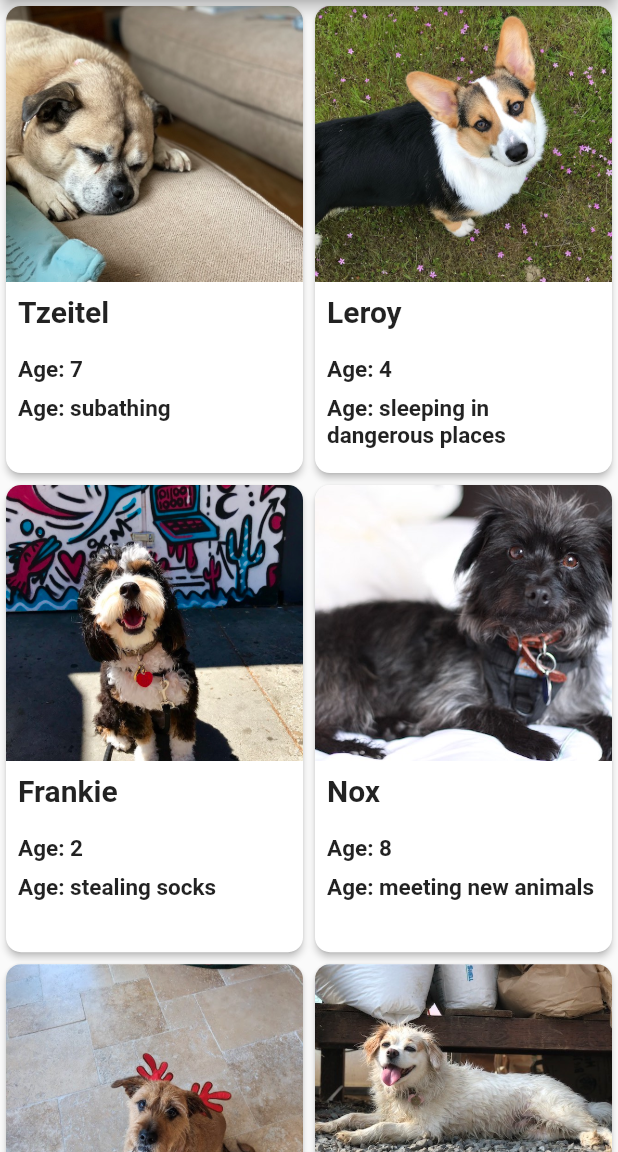
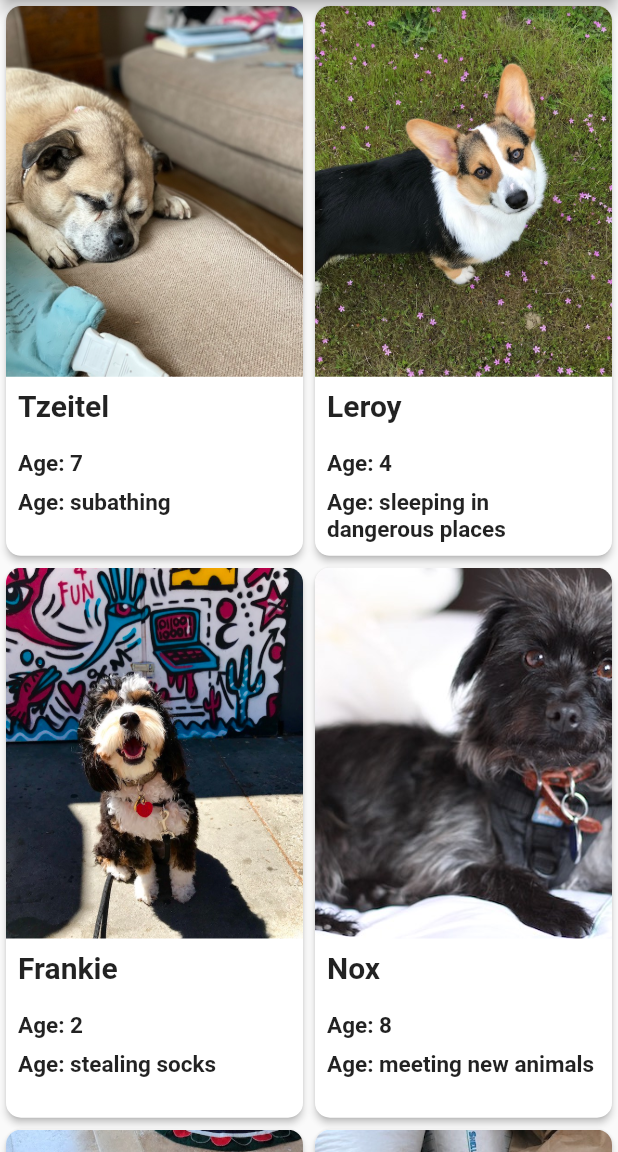
Before and after one commit to AkhlaqShaikh1/Doogler-Dart, a Flutter app: the GridPage screen opened by its route, on a phone screen of 412 x 824 dp, the part 84-1236 px from its top. Run offline on Flutter 3.47's test engine with Material 2 defaults, Android fonts, the phone set to English and light mode, and no system bars.

Commit message:
Made the UI Responsive

```diff
--- a/lib/screens/grid_screen.dart
+++ b/lib/screens/grid_screen.dart
@@ -20,7 +20,7 @@ class GridPage extends StatelessWidget {
           // scrollDirection: Axis.horizontal,
           gridDelegate: const SliverGridDelegateWithFixedCrossAxisCount(
             crossAxisCount: 2,
-            childAspectRatio: 0.645,
+            childAspectRatio: 0.55,
           ),
           itemCount: myDogs.length,
           itemBuilder: (context, index) {
--- a/lib/widgets/widget.dart
+++ b/lib/widgets/widget.dart
@@ -14,6 +14,7 @@ class MyCard extends StatelessWidget {
 
   @override
   Widget build(BuildContext context) {
+    Size size = MediaQuery.of(context).size;
     return Card(
       shape: RoundedRectangleBorder(
         borderRadius: BorderRadius.circular(10),
@@ -24,8 +25,8 @@ class MyCard extends StatelessWidget {
         children: [
           SizedBox(
             // margin: const EdgeInsets.all(kDefaultPadding),
-            height: 184,
-            width: double.infinity,
+            height: size.height * 0.3,
+            width: double.maxFinite,
             child: ClipRRect(
               borderRadius: const BorderRadius.only(
                 topLeft: Radius.circular(10),
```
